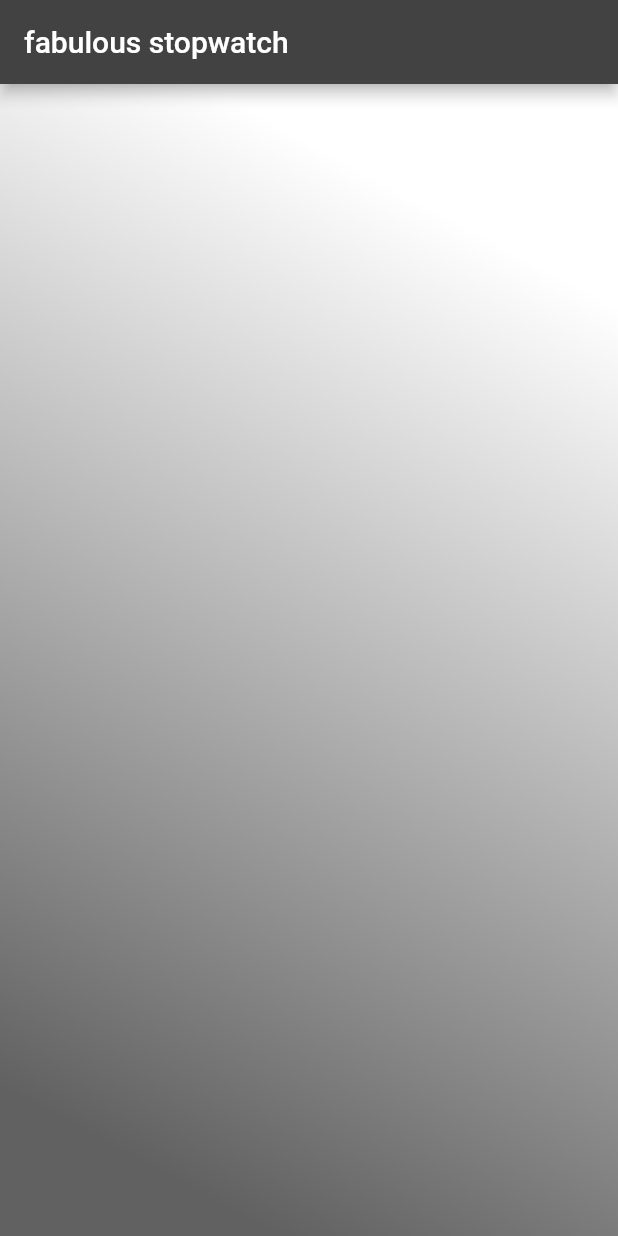
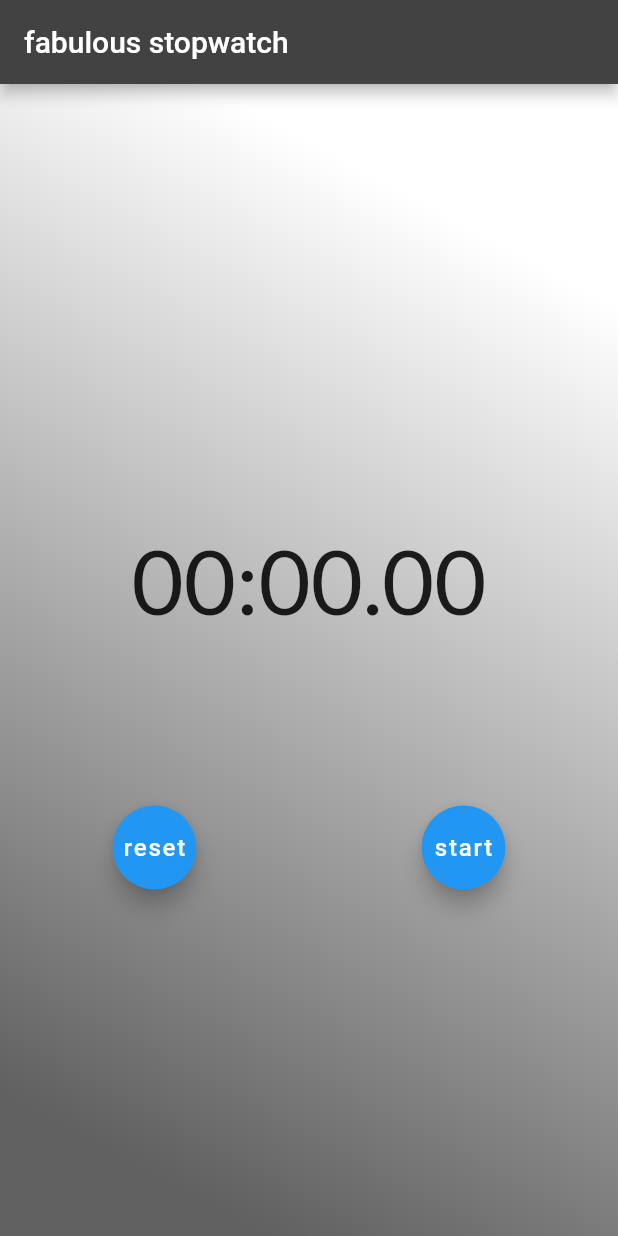
Before and after one commit to jaceklankauf/sport_tracker, a Flutter app: the screen it shows after launch, on a phone screen of 412 x 824 dp. Run offline on Flutter 3.47's test engine with Material 2 defaults, Android fonts, the phone set to English and light mode, and no system bars.

Commit message:
stopwatch timer improved

```diff
--- a/lib/main.dart
+++ b/lib/main.dart
@@ -1,4 +1,4 @@
 import 'package:flutter/material.dart';
 import 'src/app.dart';
 
-void main() => runApp(MyApp());
+void main() => runApp(App());
--- a/lib/src/app.dart
+++ b/lib/src/app.dart
@@ -1,6 +1,7 @@
 import 'package:flutter/material.dart';
+import './widgets/stopwatchPage.dart';
 
-class MyApp extends StatelessWidget {
+class App extends StatelessWidget {
   @override
   Widget build(BuildContext context) {
     return MaterialApp(
@@ -15,19 +16,18 @@ class MyApp extends StatelessWidget {
               colors: [
                 Colors.white,
                 Colors.grey[700],
-                ], // whitish to gray
-                tileMode:
-                    TileMode.repeated, // repeats the gradient over the canvas
+              ],
+              tileMode: TileMode.repeated,
             ),
           ),
-
+          child: Center(
+            child: StopwatchPage(),
+          ),
         ),
         appBar: AppBar(
           backgroundColor: Colors.grey[800],
           title: Text('fabulous stopwatch'),
         ),
-          // title: Text('fabulous stopwatch'),
-          // backgroundColor: Colors.amber,
       ),
     );
   }
--- /dev/null
+++ b/lib/src/widgets/stopwatchPage.dart
@@ -0,0 +1,68 @@
+import 'package:flutter/material.dart';
+import './stopwatchText.dart';
+
+class StopwatchPage extends StatefulWidget {
+  _StopwatchPageState createState() => _StopwatchPageState();
+}
+
+class _StopwatchPageState extends State<StopwatchPage> {
+  Stopwatch stopwatch = new Stopwatch();
+
+  void leftButtonPressed() {
+    setState(() {
+      if (stopwatch.isRunning) {
+        print("${stopwatch.elapsedMilliseconds}");
+      } else {
+        stopwatch.reset();
+      }
+    });
+  }
+
+  void rightButtonPressed() {
+    setState(() {
+      if (stopwatch.isRunning) {
+        stopwatch.stop();
+      } else {
+        stopwatch.start();
+      }
+    });
+  }
+
+  Widget buildFloatingButton(String text, VoidCallback callback) {
+    TextStyle roundTextStyle =
+        const TextStyle(fontSize: 16.0, color: Colors.white);
+    return new FloatingActionButton(
+        child: new Text(text, style: roundTextStyle), onPressed: callback);
+  }
+
+  @override
+  Widget build(BuildContext context) {
+    return Column(
+      mainAxisAlignment: MainAxisAlignment.center,
+      children: <Widget>[buildStopwatch(), buildButtons()],
+    );
+  }
+
+  Widget buildStopwatch() {
+    return Container(
+      alignment: Alignment(0, 0),
+      child: StopwatchText(stopwatch: stopwatch),
+      margin: EdgeInsets.only(bottom: 50),
+      width: 330,
+      height: 200,
+    );
+  }
+
+  Widget buildButtons() {
+    return Row(children: <Widget>[
+      Expanded(
+        child: buildFloatingButton(
+          stopwatch.isRunning ? "lap" : "reset", leftButtonPressed),
+      ),
+      Expanded(
+        child: buildFloatingButton(
+          stopwatch.isRunning ? "stop" : "start", rightButtonPressed)
+      )
+    ]);
+  }
+}
--- /dev/null
+++ b/lib/src/widgets/stopwatchText.dart
@@ -0,0 +1,55 @@
+import 'dart:async';
+import 'package:flutter/material.dart';
+
+class StopwatchText extends StatefulWidget {
+  StopwatchText({this.stopwatch});
+  final Stopwatch stopwatch;
+
+  _StopwatchTextState createState() =>
+      new _StopwatchTextState(stopwatch: stopwatch);
+}
+
+class _StopwatchTextState extends State<StopwatchText> {
+  Timer timer;
+  final Stopwatch stopwatch;
+
+  _StopwatchTextState({this.stopwatch}) {
+    timer = new Timer.periodic(new Duration(milliseconds: 30), callback);
+  }
+
+  void callback(Timer timer) {
+    if (stopwatch.isRunning) {
+      setState(() {});
+    }
+  }
+
+  @override
+  Widget build(BuildContext context) {
+    final TextStyle timerTextStyle =
+        const TextStyle(fontSize: 60.0, fontFamily: "Lato");
+    String formattedTime =
+        TimerTextFormatter.format(stopwatch.elapsedMilliseconds);
+    return Container(
+        child: Text(
+          formattedTime,
+          style: timerTextStyle,
+          ),
+        width: 280,
+        alignment: FractionalOffset.center,
+    );
+  }
+}
+
+class TimerTextFormatter {
+  static String format(int milliseconds) {
+    int hundreds = (milliseconds / 10).truncate();
+    int seconds = (hundreds / 100).truncate();
+    int minutes = (seconds / 60).truncate();
+
+    String minutesStr = (minutes % 60).toString().padLeft(2, '0');
+    String secondsStr = (seconds % 60).toString().padLeft(2, '0');
+    String hundredsStr = (hundreds % 100).toString().padLeft(2, '0');
+
+    return "$minutesStr:$secondsStr.$hundredsStr";
+  }
+}
```
Also changed, not shown: pubspec.yaml (+10 -0 lines), assets/fonts/Lato-Regular.ttf (added), assets/fonts/RobotoMono-Regular.ttf (added), assets/fonts/UbuntuMono-Regular.ttf (added), 1 other file. Lines whose indentation alone changed are shown as unchanged.
